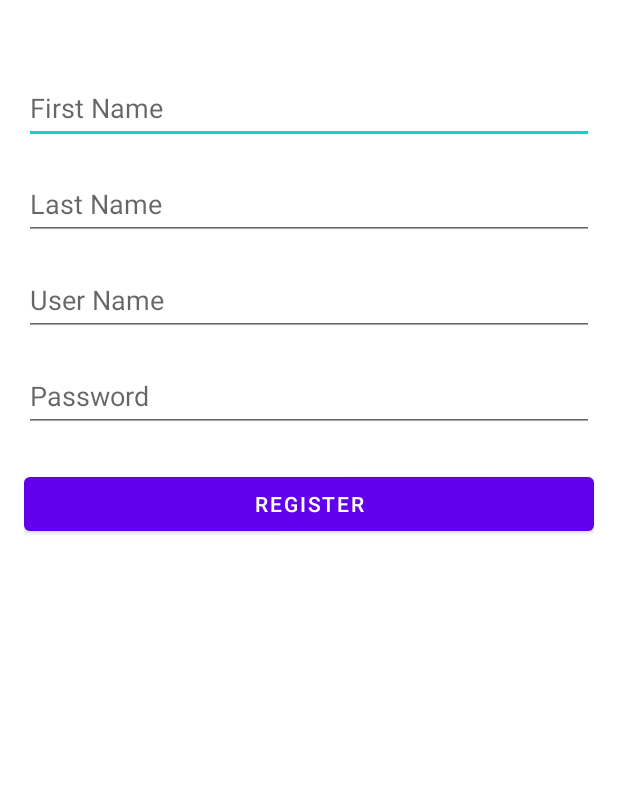
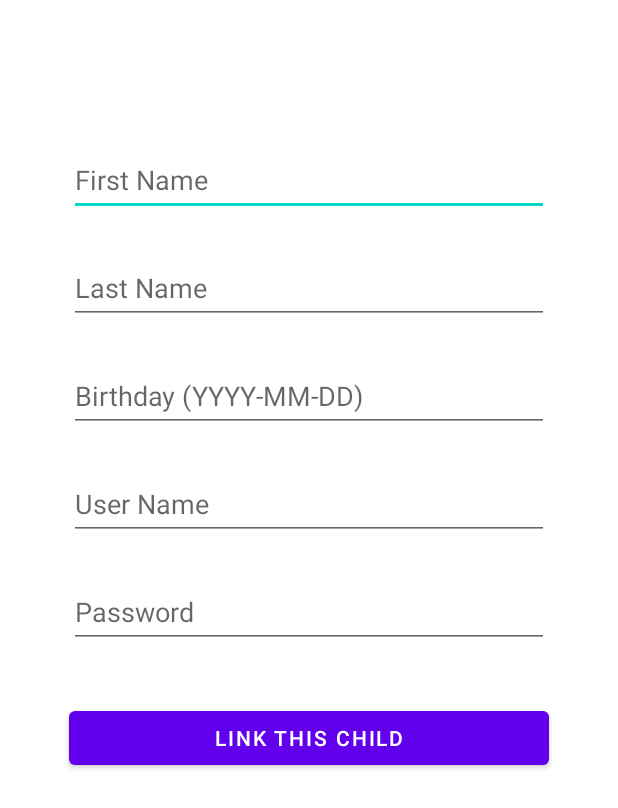
Before and after one commit to mhamza1906/B07-SMART-AIR, an Android app: the layout activity_child_signup.xml on its own in the app's theme, with its tools: preview values and no code run, on a phone screen of 412 x 824 dp. Shown: the top 808 px of the screen. Run offline under Robolectric (Android 15) with nearby library versions, the phone set to English and light mode, and no system bars.

Commit message:
fix: modified sign up module so it supports weak password detect and malformed email now and implement parent-child link for child sign up (data will be written into firestore)

```diff
--- a/app/build.gradle.kts
+++ b/app/build.gradle.kts
@@ -45,7 +45,6 @@ dependencies {
     testImplementation(libs.junit)
     androidTestImplementation(libs.ext.junit)
     androidTestImplementation(libs.espresso.core)
-    implementation(platform(libs.firebase.bom))
     implementation(libs.firebase.analytics)
     implementation(libs.firebase.auth)
     implementation(libs.firebase.database)
--- /dev/null
+++ b/app/src/main/java/com/example/smart_air/ChildTutorialActivity.java
@@ -0,0 +1,4 @@
+package com.example.smart_air;
+
+public class ChildTutorialActivity {
+}
--- /dev/null
+++ b/app/src/main/java/com/example/smart_air/HealthcareProviderTutorialActivity.java
@@ -0,0 +1,4 @@
+package com.example.smart_air;
+
+public class HealthcareProviderTutorialActivity {
+}
--- a/app/src/main/java/com/example/smart_air/ParentDashboardActivity.java
+++ b/app/src/main/java/com/example/smart_air/ParentDashboardActivity.java
@@ -26,7 +26,7 @@ public class ParentDashboardActivity extends AppCompatActivity {
         linkButton.setOnClickListener(new View.OnClickListener() {
             @Override
             public void onClick(View view) {
-                Intent parentLink = new Intent(ParentDashboardActivity.this, LinkChildActivity.class);
+                Intent parentLink = new Intent(ParentDashboardActivity.this, ChildSignUpActivity.class);
                 parentLink.putExtra("parentID",parentId);
                 startActivity(parentLink);
             }
--- /dev/null
+++ b/app/src/main/java/com/example/smart_air/ParentTutorialActivity.java
@@ -0,0 +1,4 @@
+package com.example.smart_air;
+
+public class ParentTutorialActivity {
+}
--- a/app/src/main/res/layout/activity_child_signup.xml
+++ b/app/src/main/res/layout/activity_child_signup.xml
@@ -5,13 +5,13 @@
     android:layout_width="match_parent"
     android:layout_height="match_parent"
     android:padding="16dp"
-    tools:context=".ChildSignUp">
+    tools:context=".ChildSignUpActivity">
 
     <EditText
         android:id="@+id/fNameEditText"
-        android:layout_width="0dp"
+        android:layout_width="320dp"
         android:layout_height="wrap_content"
-        android:layout_marginTop="32dp"
+        android:layout_marginTop="80dp"
         android:autofillHints="givenName"
         android:hint="@string/fName"
         android:inputType="textPersonName"
@@ -22,9 +22,9 @@
 
     <EditText
         android:id="@+id/lNameEditText"
-        android:layout_width="0dp"
+        android:layout_width="320dp"
         android:layout_height="wrap_content"
-        android:layout_marginTop="16dp"
+        android:layout_marginTop="24dp"
         android:autofillHints="familyName"
         android:hint="@string/lName"
         android:inputType="textPersonName"
@@ -34,23 +34,38 @@
         app:layout_constraintTop_toBottomOf="@id/fNameEditText" />
 
     <EditText
+        android:id="@+id/birthdayEditText"
+        android:layout_width="320dp"
+        android:layout_height="wrap_content"
+        android:layout_marginTop="24dp"
+        android:minHeight="48dp"
+        android:hint="@string/DOB"
+        android:focusable="false"
+        android:inputType="date"
+        android:autofillHints="birthDateDay|birthDateMonth|birthDateYear"
+        app:layout_constraintEnd_toEndOf="parent"
+        app:layout_constraintStart_toStartOf="parent"
+        app:layout_constraintTop_toBottomOf="@id/lNameEditText" />
+
+
+    <EditText
         android:id="@+id/usernameEditText"
-        android:layout_width="0dp"
+        android:layout_width="320dp"
         android:layout_height="wrap_content"
-        android:layout_marginTop="16dp"
+        android:layout_marginTop="24dp"
         android:autofillHints="username"
         android:hint="@string/userName"
         android:inputType="text"
         android:minHeight="48dp"
         app:layout_constraintEnd_toEndOf="parent"
         app:layout_constraintStart_toStartOf="parent"
-        app:layout_constraintTop_toBottomOf="@id/lNameEditText" />
+        app:layout_constraintTop_toBottomOf="@id/birthdayEditText" />
 
     <EditText
         android:id="@+id/passwordEditText"
-        android:layout_width="0dp"
+        android:layout_width="320dp"
         android:layout_height="wrap_content"
-        android:layout_marginTop="16dp"
+        android:layout_marginTop="24dp"
         android:autofillHints="newPassword"
         android:hint="@string/password"
         android:inputType="textPassword"
@@ -61,11 +76,11 @@
 
     <Button
         android:id="@+id/registerButton"
-        android:layout_width="0dp"
+        android:layout_width="320dp"
         android:layout_height="wrap_content"
-        android:layout_marginTop="24dp"
+        android:layout_marginTop="36dp"
         android:minHeight="48dp"
-        android:text="@string/register"
+        android:text="@string/linkChildBtn"
         app:layout_constraintEnd_toEndOf="parent"
         app:layout_constraintStart_toStartOf="parent"
         app:layout_constraintTop_toBottomOf="@+id/passwordEditText" />
--- a/app/src/main/res/values/strings.xml
+++ b/app/src/main/res/values/strings.xml
@@ -11,6 +11,8 @@
     <string name="credentialRecovery">"Forget Password?"</string>
     <string name="jumpIntoSignUp">"DON'T HAVE AN ACCOUNT?"</string>
     <string name="childSignInButtonWithParentName">"SIGN IN WITH YOUR USERNAME (CHILD)"</string>
+    <string name="DOB">"Birthday (YYYY-MM-DD)"</string>
+    <string name="linkChildBtn">"LINK THIS CHILD"</string>
     <string-array name="accountType">
         <item>Select Account Type</item>
         <item>Parent</item>
--- a/gradle/libs.versions.toml
+++ b/gradle/libs.versions.toml
@@ -9,6 +9,7 @@ googleGmsPlugin = "4.4.4"
 firebaseBom = "34.6.0"
 firebaseFirestore = "26.0.2"
 recyclerview = "1.4.0"
+mockito = "5.20.0"
 
 [libraries]
 junit = { group = "junit", name = "junit", version.ref = "junit" }
```
Also changed, not shown: app/src/main/AndroidManifest.xml (+5 -3 lines), app/src/main/java/com/example/smart_air/ChildSignUp.java (deleted, +0 -117 lines), app/src/main/java/com/example/smart_air/ChildSignUpActivity.java (added, +207 -0 lines), app/src/main/java/com/example/smart_air/LoginActivityPresenter.java (+26 -12 lines), app/src/main/java/com/example/smart_air/SignUpActivity.java (+21 -0 lines), 1 other file.
